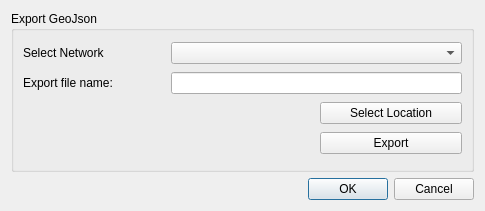
First picture: the form in SIM-VICUS/src/SVNetworkExportDialog.ui, repository ghorwin/SIM-VICUS, before the edit.
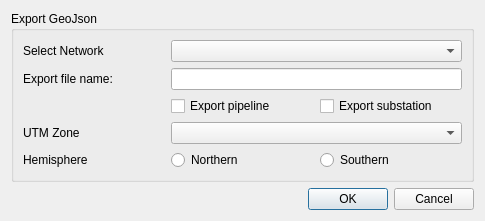
Second picture: the form after the edit. Custom widgets are drawn as their Qt base class.

Commit message: Finished geoJson export and did TODOs

```diff
--- a/SIM-VICUS/src/SVNetworkExportDialog.ui
+++ b/SIM-VICUS/src/SVNetworkExportDialog.ui
@@ -20,6 +20,13 @@
       <string>Export GeoJson</string>
      </property>
      <layout class="QGridLayout" name="gridLayout">
+      <item row="2" column="2">
+       <widget class="QCheckBox" name="checkBoxExportSubStation">
+        <property name="text">
+         <string>Export substation</string>
+        </property>
+       </widget>
+      </item>
       <item row="0" column="0">
        <widget class="QLabel" name="label_2">
         <property name="text">
@@ -27,12 +34,19 @@
         </property>
        </widget>
       </item>
-      <item row="1" column="1" colspan="2">
-       <widget class="QLineEdit" name="lineEditExportFileName"/>
+      <item row="2" column="1">
+       <widget class="QCheckBox" name="checkBoxExportPipeline">
+        <property name="text">
+         <string>Export pipeline</string>
+        </property>
+       </widget>
       </item>
       <item row="0" column="1" colspan="2">
        <widget class="QComboBox" name="comboBoxNetworkSelection"/>
       </item>
+      <item row="1" column="1" colspan="2">
+       <widget class="QtExt::BrowseFilenameWidget" name="lineEditExportFileName"/>
+      </item>
       <item row="1" column="0">
        <widget class="QLabel" name="label">
         <property name="text">
@@ -40,25 +54,49 @@
         </property>
        </widget>
       </item>
-      <item row="2" column="2">
-       <widget class="QPushButton" name="pushButtonSelectFileLocation">
+      <item row="3" column="0">
+       <widget class="QLabel" name="label_3">
         <property name="text">
-         <string>Select Location</string>
+         <string>UTM Zone</string>
         </property>
        </widget>
       </item>
-      <item row="3" column="2">
-       <widget class="QPushButton" name="pushButtonExport">
+      <item row="3" column="1" colspan="2">
+       <widget class="QComboBox" name="comboBoxUTMZone"/>
+      </item>
+      <item row="4" column="0">
+       <widget class="QLabel" name="label_4">
         <property name="text">
-         <string>Export</string>
+         <string>Hemisphere</string>
         </property>
        </widget>
       </item>
+      <item row="4" column="1" colspan="2">
+       <layout class="QHBoxLayout" name="horizontalLayout">
+        <item>
+         <widget class="QRadioButton" name="radioButtonNorthern">
+          <property name="text">
+           <string>Northern</string>
+          </property>
+         </widget>
+        </item>
+        <item>
+         <widget class="QRadioButton" name="radioButtonSouthern">
+          <property name="text">
+           <string>Southern</string>
+          </property>
+         </widget>
+        </item>
+       </layout>
+      </item>
      </layout>
     </widget>
    </item>
    <item>
     <widget class="QDialogButtonBox" name="buttonBox">
+     <property name="enabled">
+      <bool>true</bool>
+     </property>
      <property name="orientation">
       <enum>Qt::Horizontal</enum>
      </property>
@@ -69,6 +107,13 @@
    </item>
   </layout>
  </widget>
+ <customwidgets>
+  <customwidget>
+   <class>QtExt::BrowseFilenameWidget</class>
+   <extends>QLineEdit</extends>
+   <header location="global">QtExt_BrowseFilenameWidget.h</header>
+  </customwidget>
+ </customwidgets>
  <resources/>
  <connections>
   <connection>
```
The commit also changes 9 other files.
